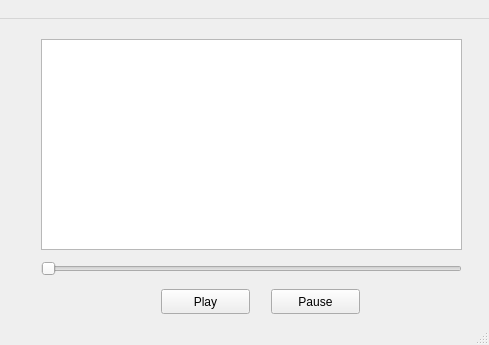
miguemesen/OdisseyRadio, file OdisseyRadio/mainwindow.ui: the form before one commit; both pictures show x 229 to 718 and y 0 to 345 of the 718 by 345 pixel window.
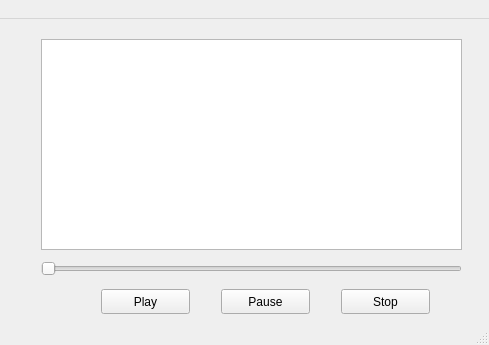
The form after the commit.

Diff of the .ui file:
```diff
--- a/OdisseyRadio/mainwindow.ui
+++ b/OdisseyRadio/mainwindow.ui
@@ -27,7 +27,7 @@
    <widget class="QPushButton" name="btn_play">
     <property name="geometry">
      <rect>
-      <x>390</x>
+      <x>330</x>
       <y>270</y>
       <width>89</width>
       <height>25</height>
@@ -76,7 +76,7 @@
    <widget class="QPushButton" name="btn_pause">
     <property name="geometry">
      <rect>
-      <x>500</x>
+      <x>450</x>
       <y>270</y>
       <width>89</width>
       <height>25</height>
@@ -151,6 +151,19 @@
      <string>By Artist</string>
     </property>
    </widget>
+   <widget class="QPushButton" name="btn_stop">
+    <property name="geometry">
+     <rect>
+      <x>570</x>
+      <y>270</y>
+      <width>89</width>
+      <height>25</height>
+     </rect>
+    </property>
+    <property name="text">
+     <string>Stop</string>
+    </property>
+   </widget>
   </widget>
   <widget class="QMenuBar" name="menubar">
    <property name="geometry">
```
